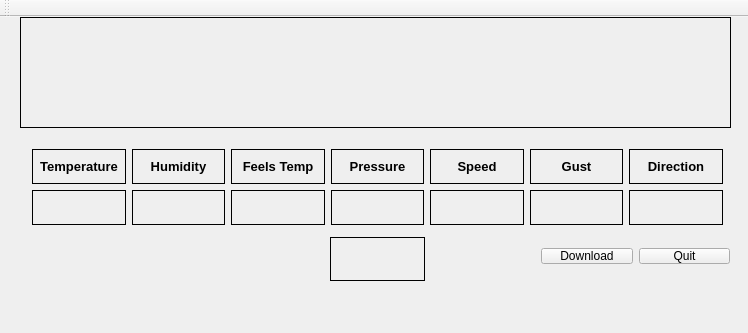
bonnette/genweather, file mainwindow.ui: the form before one commit.
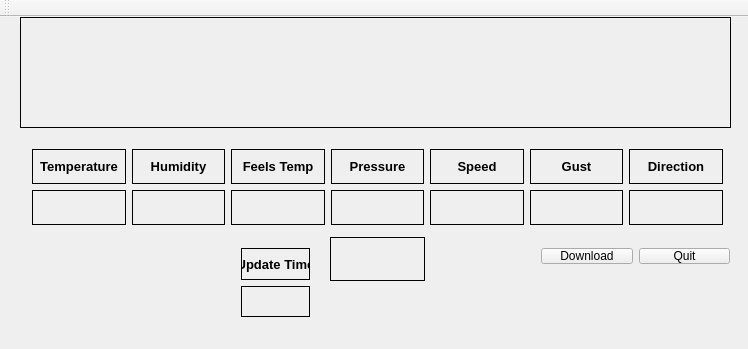
The form after the commit.

Commit message: Added update time label and code

The edit to the form file:
```diff
--- a/mainwindow.ui
+++ b/mainwindow.ui
@@ -7,7 +7,7 @@
     <x>0</x>
     <y>0</y>
     <width>748</width>
-    <height>333</height>
+    <height>349</height>
    </rect>
   </property>
   <property name="windowTitle">
@@ -481,6 +481,58 @@
      <string/>
     </property>
    </widget>
+   <widget class="QWidget" name="verticalLayoutWidget">
+    <property name="geometry">
+     <rect>
+      <x>230</x>
+      <y>220</y>
+      <width>91</width>
+      <height>91</height>
+     </rect>
+    </property>
+    <layout class="QVBoxLayout" name="verticalLayout_8">
+     <item>
+      <widget class="QLabel" name="label_7">
+       <property name="font">
+        <font>
+         <family>Tahoma</family>
+         <pointsize>10</pointsize>
+         <weight>75</weight>
+         <bold>true</bold>
+        </font>
+       </property>
+       <property name="frameShape">
+        <enum>QFrame::Box</enum>
+       </property>
+       <property name="text">
+        <string>Update Time</string>
+       </property>
+       <property name="alignment">
+        <set>Qt::AlignCenter</set>
+       </property>
+      </widget>
+     </item>
+     <item>
+      <widget class="QLabel" name="time_lbl">
+       <property name="font">
+        <font>
+         <family>Tahoma</family>
+         <pointsize>7</pointsize>
+        </font>
+       </property>
+       <property name="frameShape">
+        <enum>QFrame::Box</enum>
+       </property>
+       <property name="text">
+        <string/>
+       </property>
+       <property name="alignment">
+        <set>Qt::AlignCenter</set>
+       </property>
+      </widget>
+     </item>
+    </layout>
+   </widget>
   </widget>
   <widget class="QMenuBar" name="menuBar">
    <property name="geometry">
```
The commit also changes 2 other files.
